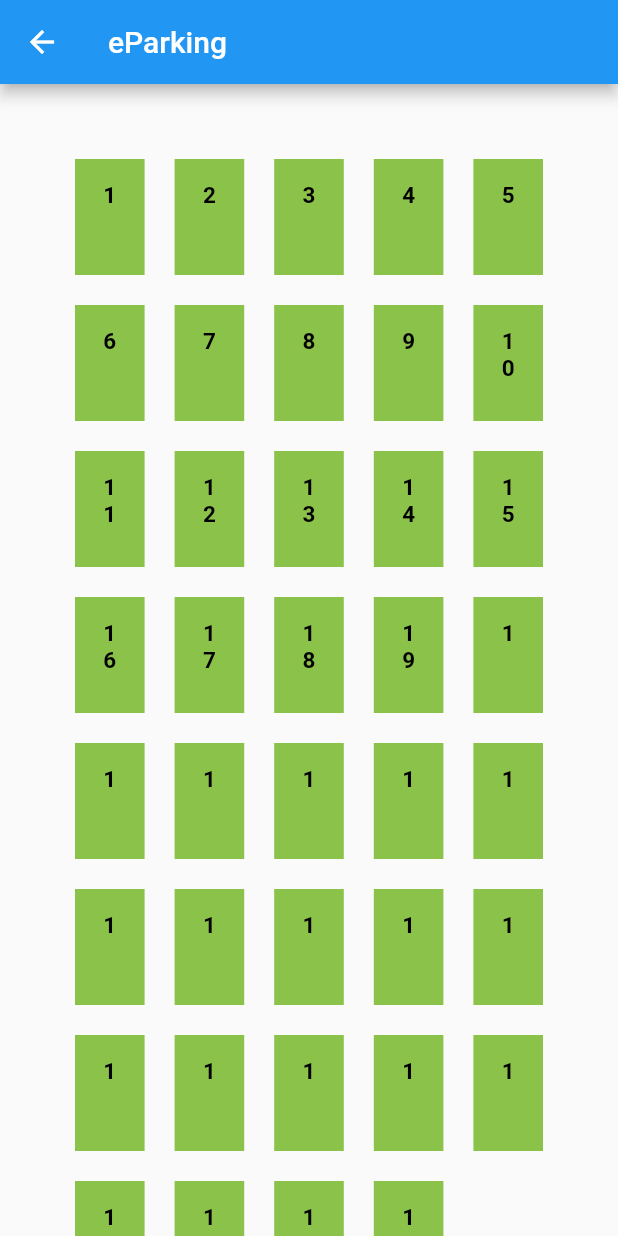
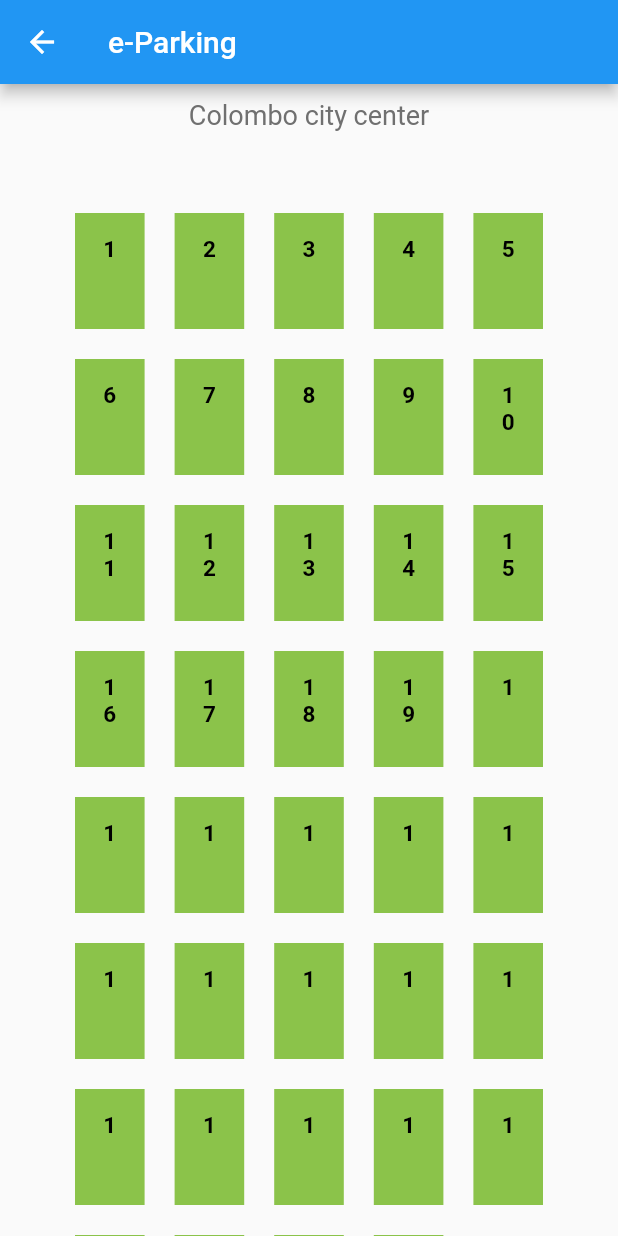
Before and after one commit to GaniduAbeysekara/eParkingDevMobileApp-, a Flutter app: the screen it shows after launch, after a tap on "Colombo city center", on a phone screen of 412 x 824 dp. Run offline on Flutter 3.47's test engine with Material 2 defaults, Android fonts, the light colour scheme and no system bars.

Commit message:
missing changers

```diff
--- a/lib/carParkView.dart
+++ b/lib/carParkView.dart
@@ -1,15 +1,49 @@
+import 'package:eparking/carList.dart';
 import 'package:eparking/data/dummy_car_slots.dart';
 import 'package:flutter/material.dart';
 
+// ignore: must_be_immutable
 class CarParkView extends StatelessWidget {
+  final color = const Color(0xffEBEBEB);
+  final textColor = const Color(0xff707070);
+  final String carParkName;
+
+  CarParkView(this.carParkName);
+  String dropdownValue = 'One';
+
+  void selectCarPark(BuildContext context) {
+    Navigator.of(context).push(
+      MaterialPageRoute(
+        builder: (_) {
+          return CarList();
+        },
+      ),
+    );
+  }
+
   @override
   Widget build(BuildContext context) {
     return Scaffold(
-        appBar: AppBar(title: const Text("eParking")),
-        body: GridView(
+      appBar: AppBar(title: const Text("e-Parking")),
+      body: Column(
+        children: [
+          Container(
+            width: double.infinity,
+            padding: EdgeInsets.only(top: 10, bottom: 5),
+            child: Text(
+              this.carParkName,
+              style: TextStyle(color: textColor, fontSize: 18),
+              textAlign: TextAlign.center,
+            ),
+          ),
+          Expanded(
+            child: GridView(
               children: DUMMY_CAR_SLOTS
-              .map(
-                (e) => Container(
+                  .map((e) => InkWell(
+                        onTap: () => selectCarPark(context),
+                        splashColor: Colors.red,
+                        borderRadius: BorderRadius.circular(15),
+                        child: Container(
                           padding: EdgeInsets.all(15),
                           height: 100,
                           width: 50,
@@ -24,7 +58,7 @@ class CarParkView extends StatelessWidget {
                             textAlign: TextAlign.center,
                           ),
                         ),
-              )
+                      ))
                   .toList(),
               gridDelegate: SliverGridDelegateWithMaxCrossAxisExtent(
                 maxCrossAxisExtent: 50,
@@ -33,6 +67,10 @@ class CarParkView extends StatelessWidget {
                 mainAxisSpacing: 20,
               ),
               padding: EdgeInsets.all(50),
-        ));
+            ),
+          ),
+        ],
+      ),
+    );
   }
 }
--- a/lib/data/dummy_car_park.dart
+++ b/lib/data/dummy_car_park.dart
@@ -4,15 +4,15 @@ const DUMMY_CAR_PARKS = const [
   CarPark(id: "001asd", name: "Colombo city center", avaliableSlot: 18),
   CarPark(id: "002dbj", name: "One Galle Face", avaliableSlot: 24),
   CarPark(id: "003hkd", name: "Marino Mall", avaliableSlot: 26),
-  CarPark(id: "005vhss", name: "Majestic City", avaliableSlot: 12),
+  CarPark(id: "005vhss", name: "Majestic City", avaliableSlot: 0),
   CarPark(id: "001asd", name: "Colombo city center", avaliableSlot: 18),
   CarPark(id: "002dbj", name: "One Galle Face", avaliableSlot: 24),
   CarPark(id: "003hkd", name: "Marino Mall", avaliableSlot: 26),
   CarPark(id: "005vhss", name: "Majestic City", avaliableSlot: 20),
   CarPark(id: "003hkd", name: "Marino Mall", avaliableSlot: 26),
   CarPark(id: "005vhss", name: "Majestic City", avaliableSlot: 12),
-  CarPark(id: "001asd", name: "Colombo city center", avaliableSlot: 18),
+  CarPark(id: "001asd", name: "Colombo city center", avaliableSlot: 0),
   CarPark(id: "002dbj", name: "One Galle Face", avaliableSlot: 24),
-  CarPark(id: "003hkd", name: "Marino Mall", avaliableSlot: 26),
+  CarPark(id: "003hkd", name: "Marino Mall", avaliableSlot: 0),
   CarPark(id: "005vhss", name: "Majestic City", avaliableSlot: 20),
 ];
--- a/lib/main.dart
+++ b/lib/main.dart
@@ -1,4 +1,5 @@
 import 'package:eparking/carParkList.dart';
+import 'package:eparking/resevationlistSection.dart';
 import 'package:flutter/material.dart';
 
 void main() {
@@ -20,9 +21,6 @@ class EParking extends StatelessWidget {
 }
 
 class MyHomePage extends StatelessWidget {
-  final textColor = const Color(0xff707070);
-  final color = const Color(0xffEBEBEB);
-
   @override
   Widget build(BuildContext context) {
     return Scaffold(
@@ -32,67 +30,7 @@ class MyHomePage extends StatelessWidget {
         body: SingleChildScrollView(
             child: Column(
           children: <Widget>[
-            Container(
-              alignment: Alignment.center,
-              child: Container(
-                width: double.infinity,
-                padding: EdgeInsets.only(top: 5, bottom: 5),
-                child: Text(
-                  "RESERVATION LIST",
-                  style: TextStyle(color: textColor, fontSize: 18),
-                  textAlign: TextAlign.center,
-                ),
-              ),
-            ),
-            Card(
-              child: Container(
-                decoration: BoxDecoration(
-                    gradient: LinearGradient(
-                        colors: [Colors.white, color],
-                        begin: Alignment.topCenter,
-                        end: Alignment.bottomCenter)),
-                child: Row(
-                  mainAxisAlignment: MainAxisAlignment.spaceBetween,
-                  children: <Widget>[
-                    Container(
-                      margin: EdgeInsets.symmetric(
-                        vertical: 10,
-                        horizontal: 15,
-                      ),
-                      padding: EdgeInsets.all(1),
-                      child: Text(
-                        "Name",
-                        style: TextStyle(
-                          fontWeight: FontWeight.bold,
-                          color: textColor,
-                          fontSize: 15,
-                        ),
-                      ),
-                    ),
-                    Container(
-                      margin: EdgeInsets.symmetric(
-                        vertical: 10,
-                        horizontal: 15,
-                      ),
-                      padding: EdgeInsets.all(1),
-                      child: Text(
-                        "Avalible slots",
-                        style: TextStyle(
-                          fontWeight: FontWeight.bold,
-                          color: textColor,
-                          fontSize: 15,
-                        ),
-                      ),
-                    ),
-                  ],
-                ),
-              ),
-            ),
-            Container(
-              width: double.infinity,
-              height: 100,
-              child: Text("Reservation"),
-            ),
+            ReservationList(),
             CarParkList(),
           ],
         )));
--- /dev/null
+++ b/lib/resevationlistSection.dart
@@ -0,0 +1,75 @@
+import 'package:flutter/material.dart';
+
+class ReservationList extends StatelessWidget {
+  final textColor = const Color(0xff707070);
+  final color = const Color(0xffEBEBEB);
+  @override
+  Widget build(BuildContext context) {
+    return Column(
+      children: <Widget>[
+        Container(
+          alignment: Alignment.center,
+          child: Container(
+            width: double.infinity,
+            padding: EdgeInsets.only(top: 5, bottom: 5),
+            child: Text(
+              "RESERVATION LIST",
+              style: TextStyle(color: textColor, fontSize: 18),
+              textAlign: TextAlign.center,
+            ),
+          ),
+        ),
+        Card(
+          child: Container(
+            decoration: BoxDecoration(
+              gradient: LinearGradient(
+                  colors: [Colors.white, color],
+                  begin: Alignment.topCenter,
+                  end: Alignment.bottomCenter),
+            ),
+            child: Row(
+              mainAxisAlignment: MainAxisAlignment.spaceBetween,
+              children: <Widget>[
+                Container(
+                  margin: EdgeInsets.symmetric(
+                    vertical: 10,
+                    horizontal: 15,
+                  ),
+                  padding: EdgeInsets.all(1),
+                  child: Text(
+                    "Name",
+                    style: TextStyle(
+                      fontWeight: FontWeight.bold,
+                      color: textColor,
+                      fontSize: 15,
+                    ),
+                  ),
+                ),
+                Container(
+                  margin: EdgeInsets.symmetric(
+                    vertical: 10,
+                    horizontal: 15,
+                  ),
+                  padding: EdgeInsets.all(1),
+                  child: Text(
+                    "Avalible slots",
+                    style: TextStyle(
+                      fontWeight: FontWeight.bold,
+                      color: textColor,
+                      fontSize: 15,
+                    ),
+                  ),
+                ),
+              ],
+            ),
+          ),
+        ),
+        Container(
+          width: double.infinity,
+          height: 100,
+          child: Text("Reservation"),
+        )
+      ],
+    );
+  }
+}
--- a/lib/singleCarPark.dart
+++ b/lib/singleCarPark.dart
@@ -4,6 +4,8 @@ import 'package:flutter/material.dart';
 class SingleCarPark extends StatelessWidget {
   final String name;
   final int avaliabelSlot;
+  final color = const Color(0xffEBEBEB);
+  final textColor = const Color(0xff707070);
 
   SingleCarPark(this.name, this.avaliabelSlot);
 
@@ -11,7 +13,7 @@ class SingleCarPark extends StatelessWidget {
     Navigator.of(context).push(
       MaterialPageRoute(
         builder: (_) {
-          return CarParkView();
+          return CarParkView(name);
         },
       ),
     );
@@ -24,7 +26,10 @@ class SingleCarPark extends StatelessWidget {
       splashColor: Colors.red,
       borderRadius: BorderRadius.circular(15),
       child: Container(
-          decoration: BoxDecoration(color: Colors.greenAccent.shade100),
+          decoration: BoxDecoration(
+              color: avaliabelSlot == 0
+                  ? Colors.red.shade100
+                  : Colors.green.shade100),
           child: Row(
             mainAxisAlignment: MainAxisAlignment.spaceBetween,
             children: <Widget>[
@@ -38,7 +43,7 @@ class SingleCarPark extends StatelessWidget {
                   this.name,
                   style: TextStyle(
                     fontWeight: FontWeight.bold,
-                    color: Colors.black87,
+                    color: textColor,
                     fontSize: 15,
                   ),
                 ),
@@ -53,7 +58,7 @@ class SingleCarPark extends StatelessWidget {
                   this.avaliabelSlot.toString(),
                   style: TextStyle(
                     fontWeight: FontWeight.bold,
-                    color: Colors.black87,
+                    color: textColor,
                     fontSize: 15,
                   ),
                 ),
```
Also changed, not shown: lib/carList.dart (added, +51 -0 lines). Lines whose indentation alone changed are shown as unchanged.
